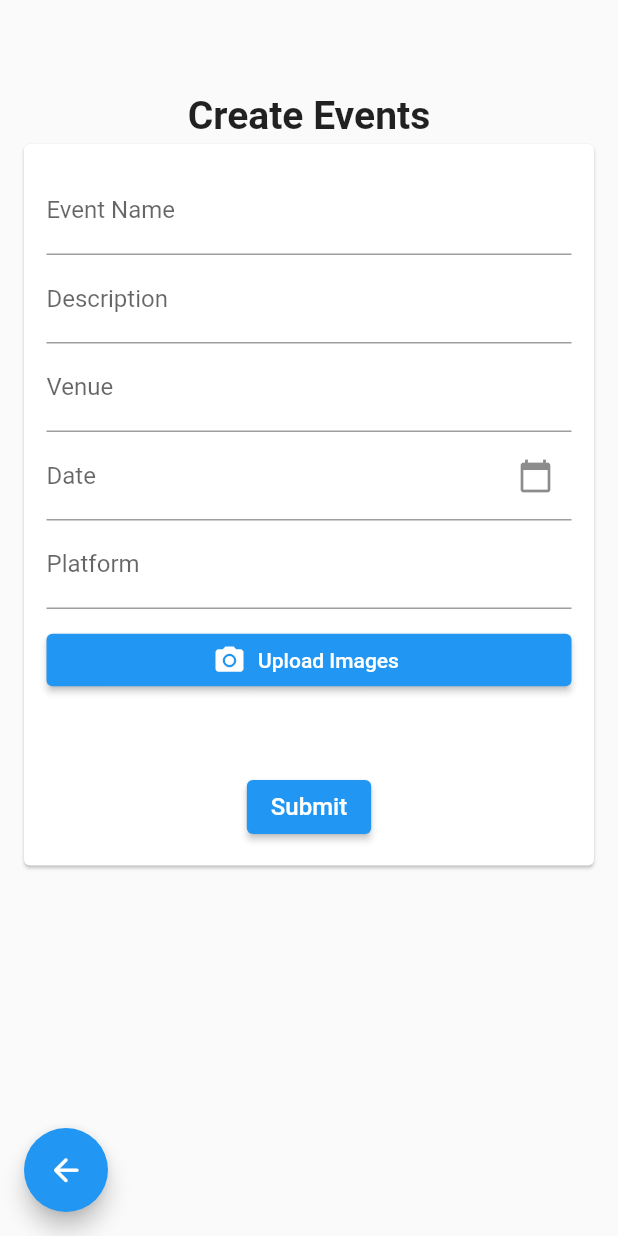
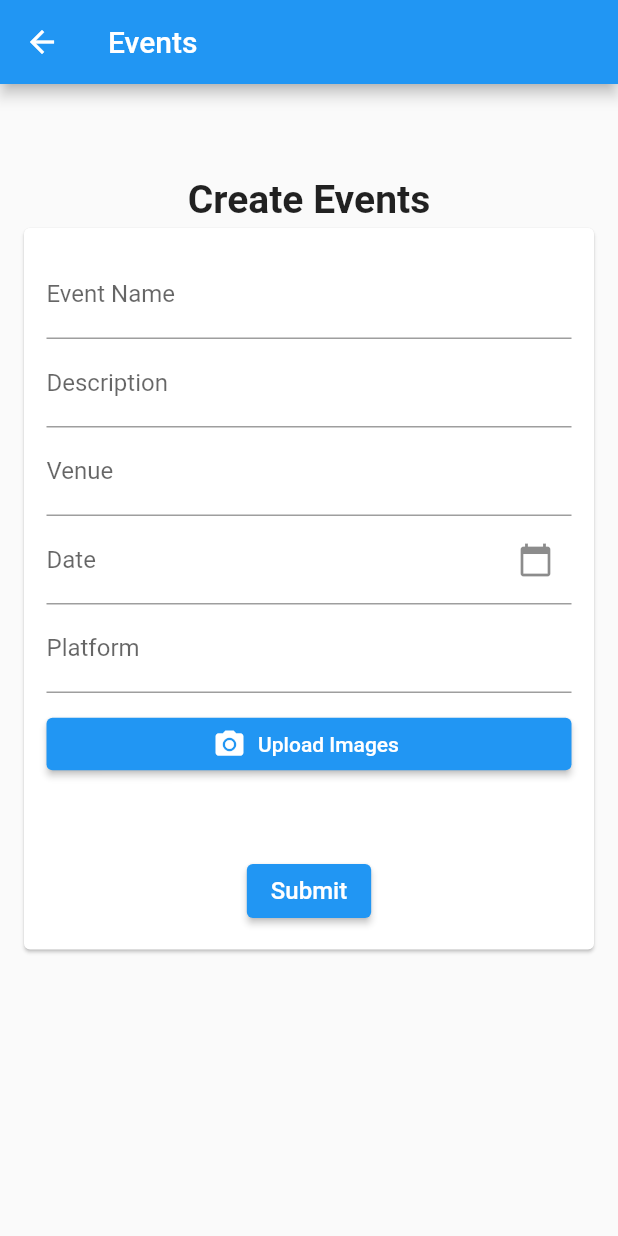
Before and after one commit to tanserxuen/UTMSports, a Flutter app: the FormScreen screen opened directly, on a phone screen of 412 x 824 dp. Run offline on Flutter 3.47's test engine with Material 2 defaults, Android fonts, the phone set to English and light mode, and no system bars; our stand-ins replace cloud_firestore, email_validator, file_picker, firebase_auth, firebase_core, firebase_storage and 9 more; missing offline and left inert: open_file_plus, syncfusion_flutter_core; accounts and stored records are empty.

Commit message:
style: changed return button at appbar, and better styling

```diff
--- a/utmsport/lib/utils.dart
+++ b/utmsport/lib/utils.dart
@@ -11,6 +11,7 @@ class Utils {
     if (text == null) return;
     if (color == "green") colorchild = Colors.green;
     if (color == "red") colorchild = Colors.red;
+    if (color == "cyan") colorchild = Colors.cyan;
 
     final snackBar = SnackBar(content: Text(text), backgroundColor: colorchild );
 
--- a/utmsport/lib/view/adminPost/v_createEvent.dart
+++ b/utmsport/lib/view/adminPost/v_createEvent.dart
@@ -5,6 +5,7 @@ import 'package:firebase_storage/firebase_storage.dart';
 import 'package:flutter/material.dart';
 import 'package:image_picker/image_picker.dart';
 import 'package:intl/intl.dart';
+
 import 'package:utmsport/model/m_Event.dart';
 import 'package:utmsport/utils.dart';
 
@@ -14,10 +15,8 @@ enum FormType { update, create }
 
 class FormScreen extends StatefulWidget {
   final String formType;
-
   var eventModel;
 
-  // ignore: avoid_init_to_null
   FormScreen({this.formType: "create", this.eventModel: null});
 
   @override
@@ -62,6 +61,76 @@ class FormScreenState extends State<FormScreen> {
         : _setDate;
     controllerPlatform.text = widget.eventModel?.platform ?? "";
     _imageUrl = widget.eventModel?.image ?? _imgPlaceholder;
+  }
+
+  @override
+  Widget build(BuildContext context) {
+    return Scaffold(
+      appBar: AppBar(
+        title: Text(
+          'Events',
+        ),
+      ),
+      body: Container(
+        margin: EdgeInsets.all(12),
+        child: SingleChildScrollView(
+          child: Column(
+            mainAxisAlignment: MainAxisAlignment.spaceAround,
+            children: <Widget>[
+              SizedBox(
+                height: 50,
+              ),
+              Text(
+                "Create Events",
+                style: TextStyle(
+                  fontSize: 26,
+                  fontWeight: FontWeight.bold,
+                ),
+              ),
+              Card(
+                child: Padding(
+                  padding: const EdgeInsets.all(15.0),
+                  child: Form(
+                    key: _formKey,
+                    child: Column(
+                      mainAxisAlignment: MainAxisAlignment.center,
+                      children: <Widget>[
+                        _buildEventNameField(),
+                        _buildDescriptionField(),
+                        _buildVenueField(),
+                        _buildDateField(),
+                        _buildPlatformField(),
+                        SizedBox(
+                          height: 10,
+                        ),
+                        _buildImageField(),
+                        SizedBox(height: 50),
+                        ElevatedButton(
+                          child: Text(
+                            "Submit",
+                            style: TextStyle(
+                              color: Colors.white,
+                              fontSize: 16,
+                            ),
+                          ),
+                          onPressed: () {
+                            if (!_formKey.currentState!.validate()) {
+                            } else {
+                              _formKey.currentState!.save();
+                              insertEventDetails();
+                            }
+                          },
+                        )
+                      ],
+                    ),
+                  ),
+                ),
+              ),
+            ],
+          ),
+        ),
+      ),
+    );
   }
 
   Widget _buildEventNameField() {
@@ -216,69 +285,4 @@ class FormScreenState extends State<FormScreen> {
       print(e);
     }
   }
-
-  @override
-  Widget build(BuildContext context) {
-    return Scaffold(
-      body: Container(
-        margin: EdgeInsets.all(12),
-        child: SingleChildScrollView(
-          child: Column(
-            mainAxisAlignment: MainAxisAlignment.spaceAround,
-            children: <Widget>[
-              SizedBox(
-                height: 50,
-              ),
-              Text("Create Events",
-                  style: TextStyle(fontSize: 26, fontWeight: FontWeight.bold)),
-              Card(
-                child: Padding(
-                  padding: const EdgeInsets.all(15.0),
-                  child: Form(
-                    key: _formKey,
-                    child: Column(
-                      mainAxisAlignment: MainAxisAlignment.center,
-                      children: <Widget>[
-                        _buildEventNameField(),
-                        _buildDescriptionField(),
-                        _buildVenueField(),
-                        _buildDateField(),
-                        _buildPlatformField(),
-                        SizedBox(
-                          height: 10,
-                        ),
-                        _buildImageField(),
-                        SizedBox(height: 50),
-                        ElevatedButton(
-                          child: Text("Submit",
-                              style:
-                                  TextStyle(color: Colors.white, fontSize: 16)),
-                          onPressed: () {
-                            // timer = Timer.periodic(
-                            //     Duration(seconds: 2),
-                            //     (_) => {
-                            if (!_formKey.currentState!.validate()) {
-                            } else {
-                              _formKey.currentState!.save();
-                              insertEventDetails();
-                            }
-                            // });
-                          },
-                        )
-                      ],
-                    ),
-                  ),
-                ),
-              ),
-            ],
-          ),
-        ),
-      ),
-      floatingActionButton: FloatingActionButton(
-        onPressed: () => Navigator.pop(context),
-        child: Icon(Icons.arrow_back_rounded, size: 25),
-      ),
-      floatingActionButtonLocation: FloatingActionButtonLocation.startFloat,
-    );
-  }
 }
--- a/utmsport/lib/view/advBooking/v_createAdvancedCalendar.dart
+++ b/utmsport/lib/view/advBooking/v_createAdvancedCalendar.dart
@@ -19,7 +19,11 @@ class _CreateAdvBookingCalendarState extends State<CreateAdvBookingCalendar> {
 
   @override
   Widget build(BuildContext context) {
-    return Scaffold(
+    return Scaffold(appBar: AppBar(
+      title: Text(
+        'Calendar',
+      ),
+    ),
       body: SingleChildScrollView(
           child: Container(
         margin: EdgeInsets.all(12),
--- a/utmsport/lib/view/studentBooking/v_feedbackForm.dart
+++ b/utmsport/lib/view/studentBooking/v_feedbackForm.dart
@@ -117,6 +117,8 @@ class _FeedbackFormState extends State<FeedbackForm> {
 
   Widget _buildCommentField() {
     return TextFormField(
+        keyboardType: TextInputType.multiline,
+        maxLines: null,
         controller: controllerComment,
         decoration: InputDecoration(labelText: "Comments"),
         validator: (value) {
```
Also changed, not shown: utmsport/lib/view/advBooking/v_createAdvancedForm.dart (+21 -16 lines), utmsport/lib/view/shared/v_bottom_layout.dart (+13 -13 lines), utmsport/lib/view/studentBooking/v_bookingCalendarView.dart (+14 -8 lines), utmsport/lib/view/studentBooking/v_createStuBooking.dart (+22 -20 lines), utmsport/lib/view/studentBooking/v_createStuBooking_SportType.dart (+5 -2 lines), utmsport/lib/view/v_adminReports.dart (+56 -37 lines).
